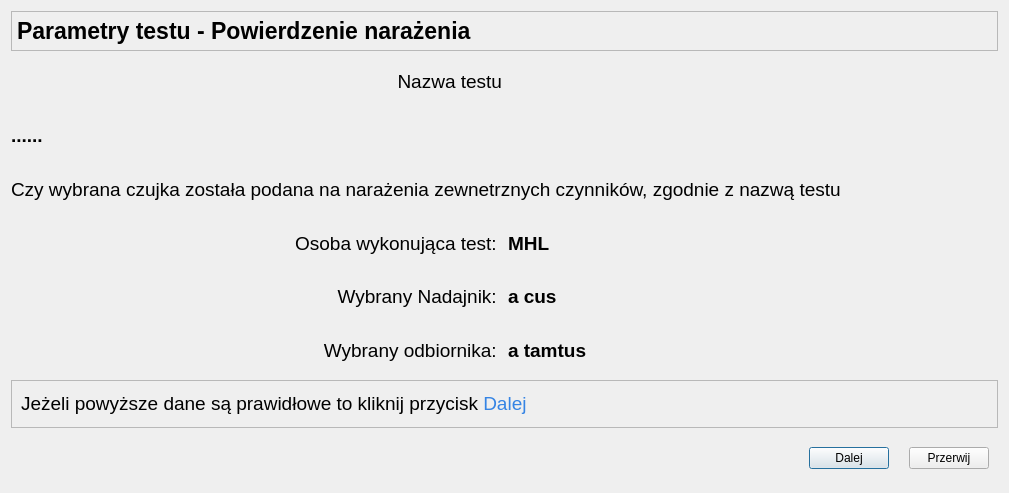
Above: CzujkiLinioweApp/test3sprawdzenie.ui from wiacekmarcin/CzujkiLiniowe before the change. Below: the same form after it.
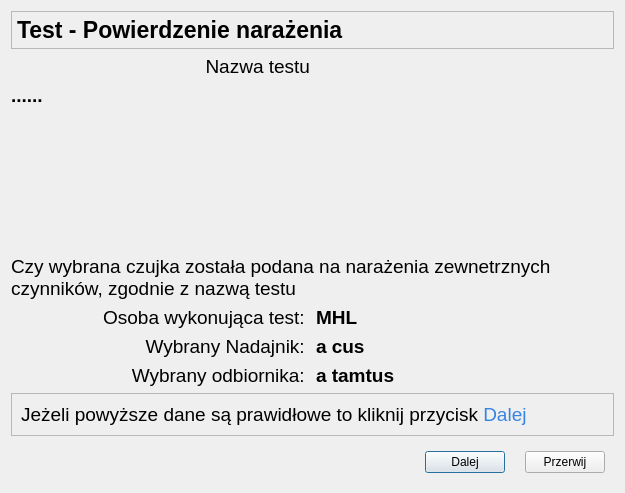
That is the form after the change. Icons and pictures are not drawn.

The edit to the form file:
```diff
--- a/CzujkiLinioweApp/test3sprawdzenie.ui
+++ b/CzujkiLinioweApp/test3sprawdzenie.ui
@@ -6,7 +6,7 @@
    <rect>
     <x>0</x>
     <y>0</y>
-    <width>1009</width>
+    <width>625</width>
     <height>493</height>
    </rect>
   </property>
@@ -14,28 +14,17 @@
    <string>Parametry Testu - potwierdzenie wykonanych czynności</string>
   </property>
   <layout class="QGridLayout" name="gridLayout">
-   <item row="7" column="0" colspan="2">
-    <widget class="QFrame" name="frame_2">
-     <property name="frameShape">
-      <enum>QFrame::StyledPanel</enum>
+   <item row="5" column="1">
+    <widget class="QLabel" name="osobaWykonujacaTest">
+     <property name="font">
+      <font>
+       <pointsize>14</pointsize>
+       <bold>true</bold>
+      </font>
      </property>
-     <property name="frameShadow">
-      <enum>QFrame::Raised</enum>
+     <property name="text">
+      <string>MHL</string>
      </property>
-     <layout class="QHBoxLayout" name="horizontalLayout_2">
-      <item>
-       <widget class="QLabel" name="infonext">
-        <property name="font">
-         <font>
-          <pointsize>14</pointsize>
-         </font>
-        </property>
-        <property name="text">
-         <string>&lt;html&gt;&lt;head/&gt;&lt;body&gt;&lt;p&gt;Jeżeli powyższe dane są prawidłowe to kliknij przycisk&lt;span style=&quot; color:#3584e4;&quot;&gt; Dalej&lt;/span&gt;&lt;/p&gt;&lt;/body&gt;&lt;/html&gt;</string>
-        </property>
-       </widget>
-      </item>
-     </layout>
     </widget>
    </item>
    <item row="0" column="0" colspan="2">
@@ -80,42 +69,14 @@
          </font>
         </property>
         <property name="text">
-         <string>Parametry testu - Powierdzenie narażenia</string>
+         <string>Test - Powierdzenie narażenia</string>
         </property>
        </widget>
       </item>
      </layout>
     </widget>
    </item>
-   <item row="1" column="0">
-    <widget class="QLabel" name="lTestName">
-     <property name="font">
-      <font>
-       <pointsize>14</pointsize>
-      </font>
-     </property>
-     <property name="text">
-      <string>Nazwa testu</string>
-     </property>
-     <property name="alignment">
-      <set>Qt::AlignRight|Qt::AlignTrailing|Qt::AlignVCenter</set>
-     </property>
-    </widget>
-   </item>
-   <item row="5" column="1">
-    <widget class="QLabel" name="numerPierwszy">
-     <property name="font">
-      <font>
-       <pointsize>14</pointsize>
-       <bold>true</bold>
-      </font>
-     </property>
-     <property name="text">
-      <string>a cus</string>
-     </property>
-    </widget>
-   </item>
-   <item row="6" column="0">
+   <item row="7" column="0">
     <widget class="QLabel" name="eDrugi">
      <property name="font">
       <font>
@@ -130,7 +91,33 @@
      </property>
     </widget>
    </item>
-   <item row="8" column="0" colspan="2">
+   <item row="7" column="1">
+    <widget class="QLabel" name="numerDrugi">
+     <property name="font">
+      <font>
+       <pointsize>14</pointsize>
+       <bold>true</bold>
+      </font>
+     </property>
+     <property name="text">
+      <string>a tamtus</string>
+     </property>
+    </widget>
+   </item>
+   <item row="2" column="0" colspan="2">
+    <widget class="QLabel" name="testName">
+     <property name="font">
+      <font>
+       <pointsize>14</pointsize>
+       <bold>true</bold>
+      </font>
+     </property>
+     <property name="text">
+      <string>......</string>
+     </property>
+    </widget>
+   </item>
+   <item row="9" column="0" colspan="2">
     <widget class="QWidget" name="widget" native="true">
      <layout class="QHBoxLayout" name="horizontalLayout_3">
       <property name="spacing">
@@ -174,20 +161,7 @@
      </layout>
     </widget>
    </item>
-   <item row="6" column="1">
-    <widget class="QLabel" name="numerDrugi">
-     <property name="font">
-      <font>
-       <pointsize>14</pointsize>
-       <bold>true</bold>
-      </font>
-     </property>
-     <property name="text">
-      <string>a tamtus</string>
-     </property>
-    </widget>
-   </item>
-   <item row="5" column="0">
+   <item row="6" column="0">
     <widget class="QLabel" name="ePierwszy">
      <property name="font">
       <font>
@@ -202,7 +176,20 @@
      </property>
     </widget>
    </item>
-   <item row="4" column="0">
+   <item row="6" column="1">
+    <widget class="QLabel" name="numerPierwszy">
+     <property name="font">
+      <font>
+       <pointsize>14</pointsize>
+       <bold>true</bold>
+      </font>
+     </property>
+     <property name="text">
+      <string>a cus</string>
+     </property>
+    </widget>
+   </item>
+   <item row="5" column="0">
     <widget class="QLabel" name="lOsobaWykonujacaTest">
      <property name="font">
       <font>
@@ -217,33 +204,46 @@
      </property>
     </widget>
    </item>
-   <item row="4" column="1">
-    <widget class="QLabel" name="osobaWykonujacaTest">
-     <property name="font">
-      <font>
-       <pointsize>14</pointsize>
-       <bold>true</bold>
-      </font>
+   <item row="8" column="0" colspan="2">
+    <widget class="QFrame" name="frame_2">
+     <property name="frameShape">
+      <enum>QFrame::StyledPanel</enum>
      </property>
-     <property name="text">
-      <string>MHL</string>
+     <property name="frameShadow">
+      <enum>QFrame::Raised</enum>
      </property>
+     <layout class="QHBoxLayout" name="horizontalLayout_2">
+      <item>
+       <widget class="QLabel" name="infonext">
+        <property name="font">
+         <font>
+          <pointsize>14</pointsize>
+         </font>
+        </property>
+        <property name="text">
+         <string>&lt;html&gt;&lt;head/&gt;&lt;body&gt;&lt;p&gt;Jeżeli powyższe dane są prawidłowe to kliknij przycisk&lt;span style=&quot; color:#3584e4;&quot;&gt; Dalej&lt;/span&gt;&lt;/p&gt;&lt;/body&gt;&lt;/html&gt;</string>
+        </property>
+       </widget>
+      </item>
+     </layout>
     </widget>
    </item>
-   <item row="2" column="0" colspan="2">
-    <widget class="QLabel" name="testName">
+   <item row="1" column="0">
+    <widget class="QLabel" name="lTestName">
      <property name="font">
       <font>
        <pointsize>14</pointsize>
-       <bold>true</bold>
       </font>
      </property>
      <property name="text">
-      <string>......</string>
+      <string>Nazwa testu</string>
      </property>
+     <property name="alignment">
+      <set>Qt::AlignRight|Qt::AlignTrailing|Qt::AlignVCenter</set>
+     </property>
     </widget>
    </item>
-   <item row="3" column="0" colspan="2">
+   <item row="4" column="0" colspan="2">
     <widget class="QLabel" name="label_4">
      <property name="font">
       <font>
@@ -258,6 +258,19 @@
      </property>
     </widget>
    </item>
+   <item row="3" column="0">
+    <spacer name="verticalSpacer">
+     <property name="orientation">
+      <enum>Qt::Vertical</enum>
+     </property>
+     <property name="sizeHint" stdset="0">
+      <size>
+       <width>20</width>
+       <height>40</height>
+      </size>
+     </property>
+    </spacer>
+   </item>
   </layout>
  </widget>
  <resources/>
```
